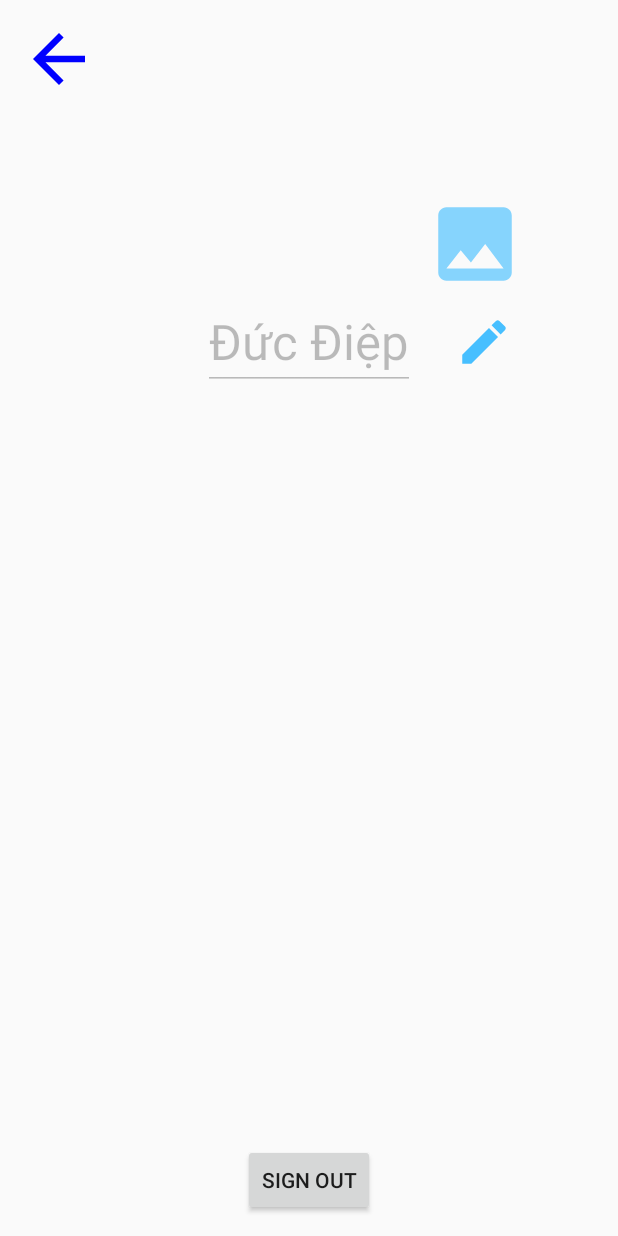
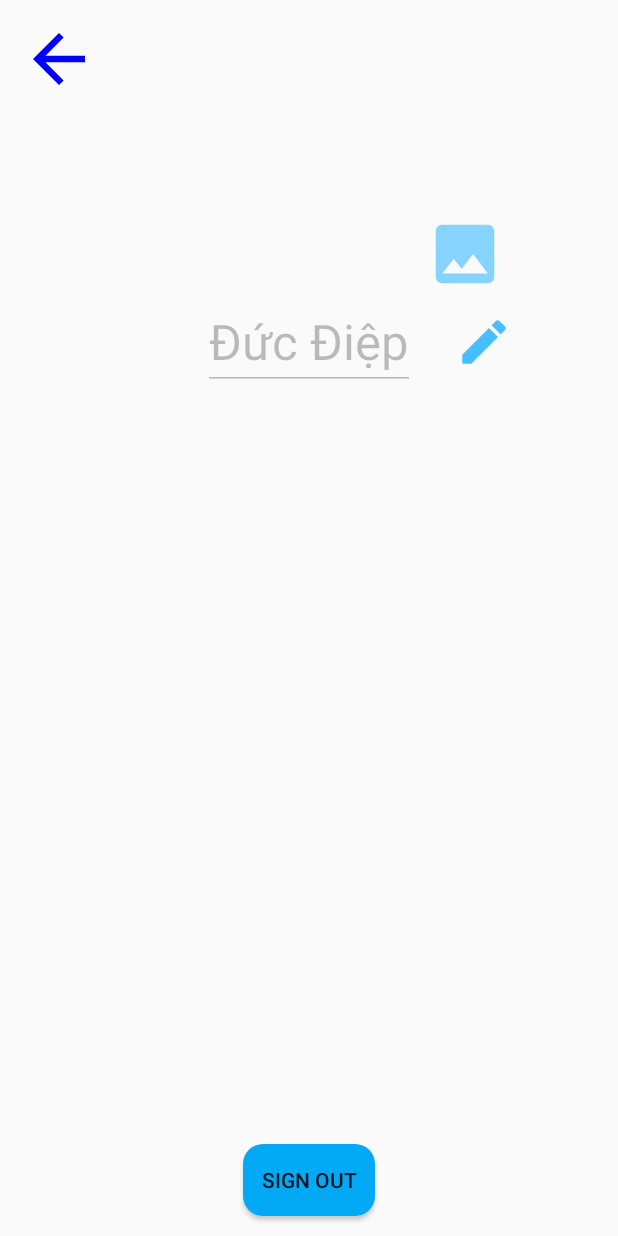
Before and after one commit to Duc-Diep/AppChat, an Android app: the screen it shows after launch once a user with an empty profile is signed in (ChatActivity), after a tap on an icon or button, on a phone screen of 412 x 824 dp. Run offline under Robolectric (Android 15) with nearby library versions, the light colour scheme and no system bars; our stand-ins replace CircleImageView, EventBus, Firebase (no records; nobody signed in at launch, a user with empty details on screens opened directly), data binding, sdp/ssp sizes; 2 statements that could not run were skipped.

Commit message:
fix ltung

```diff
--- a/app/src/main/java/com/example/appchat/chat/UserInforFragment.java
+++ b/app/src/main/java/com/example/appchat/chat/UserInforFragment.java
@@ -97,7 +97,7 @@
     private void changeName() {
         data  = FirebaseDatabase.getInstance().getReference("Users").child(firebaseUser.getUid());
         HashMap<String,Object> hm = new HashMap<>();
-        hm.put("username",binding.edtUsernameInfor.getText());
+        hm.put("username",binding.edtUsernameInfor.getText().toString());
         data.updateChildren(hm);
     }
 
--- /dev/null
+++ b/app/src/main/res/drawable/border_button.xml
@@ -0,0 +1,5 @@
+<?xml version="1.0" encoding="utf-8"?>
+<shape xmlns:android="http://schemas.android.com/apk/res/android">
+    <solid android:color="#03A9F4"/>
+    <corners android:radius="@dimen/_10sdp"/>
+</shape>
--- a/app/src/main/res/layout/login_fragment.xml
+++ b/app/src/main/res/layout/login_fragment.xml
@@ -53,6 +53,7 @@
         <Button
             android:id="@+id/btnLogin"
             android:text="Login"
+            android:background="@drawable/border_button"
             android:layout_marginTop="@dimen/_40sdp"
             android:layout_centerHorizontal="true"
             android:layout_below="@id/layoutEdtPass"
@@ -61,6 +62,7 @@
 
         <Button
             android:id="@+id/btnRegis"
+            android:background="@drawable/border_button"
             android:layout_width="wrap_content"
             android:layout_height="wrap_content"
             android:layout_below="@id/btnLogin"
--- a/app/src/main/res/layout/registration_fragment.xml
+++ b/app/src/main/res/layout/registration_fragment.xml
@@ -77,6 +77,7 @@
         </com.google.android.material.textfield.TextInputLayout>
         <Button
             android:id="@+id/btnRegister"
+            android:background="@drawable/border_button"
             android:layout_alignParentBottom="true"
             android:layout_marginBottom="@dimen/_40sdp"
             android:layout_width="wrap_content"
--- a/app/src/main/res/layout/userinfor_fragment.xml
+++ b/app/src/main/res/layout/userinfor_fragment.xml
@@ -22,10 +22,10 @@
             android:id="@+id/imgChooseImg"
             android:layout_centerHorizontal="true"
             android:layout_toRightOf="@id/imgAvatarUser"
-            android:layout_marginTop="@dimen/_100sdp"
-            android:layout_width="@dimen/_50sdp"
+            android:layout_marginTop="@dimen/_110sdp"
+            android:layout_width="@dimen/_40sdp"
             android:src="@drawable/ic_baseline_image_24"
-            android:layout_height="@dimen/_50sdp"/>
+            android:layout_height="@dimen/_40sdp"/>
         <EditText
             android:id="@+id/edtUsernameInfor"
             android:layout_below="@id/imgAvatarUser"
@@ -56,6 +56,7 @@
         <Button
             android:id="@+id/btnSignOut"
             android:text="Sign Out"
+            android:background="@drawable/border_button"
             android:layout_alignParentBottom="true"
             android:layout_centerHorizontal="true"
             android:layout_marginBottom="@dimen/_10sdp"
```
